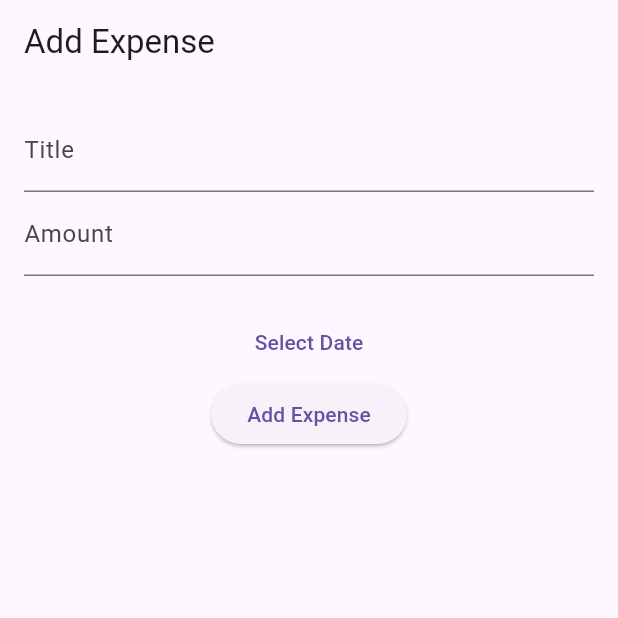
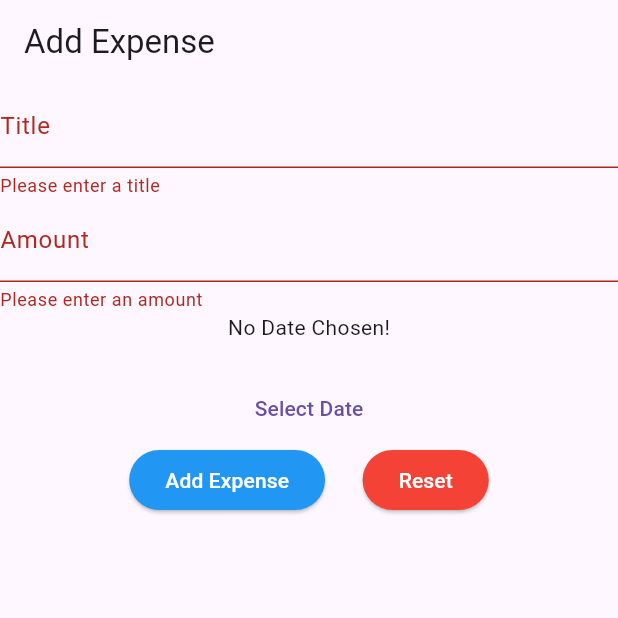
Before and after one commit to Natheesan30/dice, a Flutter app: the screen it shows after launch, after a tap on "Add Expense", on a phone screen of 412 x 824 dp, the top half of it. Run offline on Flutter 3.47's test engine with Material 3 defaults, Android fonts, the phone set to English and light mode, and no system bars.

Commit message:
use the Elevated button and how to reset the form.

```diff
--- a/dice_application/lib/main.dart
+++ b/dice_application/lib/main.dart
@@ -9,7 +9,7 @@ class ExpenseApp extends StatelessWidget {
 
   @override
   Widget build(BuildContext context) {
-    return const MaterialApp(home:  AddExpenseForm());
+    return const MaterialApp(home: AddExpenseForm());
   }
 }
 
@@ -19,12 +19,17 @@ class ExpenseHome extends StatelessWidget {
   @override
   Widget build(BuildContext context) {
     return Scaffold(
-      appBar: AppBar(title: const Text('Expense Tracker'),),
-      body: const Column(children: [
-                  ExpenseCard(title: "Groceries", date: "Dec 22, 2025", amount: 250.0),
+        appBar: AppBar(
+          title: const Text('Expense Tracker'),
+        ),
+        body: const Column(
+          children: [
+            ExpenseCard(
+                title: "Groceries", date: "Dec 22, 2025", amount: 250.0),
             ExpenseCard(title: "Rent", date: "Dec 1, 2025", amount: 1200.0),
-                  ExpenseCard(title: "Utilities", date: "Dec 15, 2025", amount: 150.0)],)
-    );
+            ExpenseCard(title: "Utilities", date: "Dec 15, 2025", amount: 150.0)
+          ],
+        ));
   }
 }
 
@@ -45,24 +50,41 @@ class ExpenseCard extends StatelessWidget {
     return Card(
         margin: EdgeInsets.all(20),
         elevation: 5,
-      child: Padding(padding: EdgeInsets.all(10), child: Row(
+        child: Padding(
+          padding: EdgeInsets.all(10),
+          child: Row(
             mainAxisAlignment: MainAxisAlignment.spaceAround,
             crossAxisAlignment: CrossAxisAlignment.start,
             children: [
               Column(
                 mainAxisSize: MainAxisSize.min,
-              children: [Text(title, style: TextStyle(fontSize: 18, fontWeight: FontWeight.bold)),
-                        SizedBox(height: 5,),
-                         Text(date, style: TextStyle(fontSize: 16, color: Colors.grey[600]))],),
+                children: [
+                  Text(title,
+                      style:
+                          TextStyle(fontSize: 18, fontWeight: FontWeight.bold)),
+                  SizedBox(
+                    height: 5,
+                  ),
+                  Text(date,
+                      style: TextStyle(fontSize: 16, color: Colors.grey[600]))
+                ],
+              ),
               Container(
-              child: Text("\$${amount.toStringAsFixed(2)}", style: TextStyle(fontSize: 16, fontWeight: FontWeight.bold, color: Colors.green.shade400),),
-              decoration: BoxDecoration(border: Border.all(color: Colors.blue.shade400), borderRadius: BorderRadius.circular(5)),
+                child: Text(
+                  "\$${amount.toStringAsFixed(2)}",
+                  style: TextStyle(
+                      fontSize: 16,
+                      fontWeight: FontWeight.bold,
+                      color: Colors.green.shade400),
+                ),
+                decoration: BoxDecoration(
+                    border: Border.all(color: Colors.blue.shade400),
+                    borderRadius: BorderRadius.circular(5)),
                 padding: EdgeInsets.symmetric(vertical: 8, horizontal: 15),
               ),
             ],
           ),
-    )
-         );
+        ));
   }
 }
 
@@ -73,54 +95,105 @@ class AddExpenseForm extends StatefulWidget {
   State<AddExpenseForm> createState() => _AddExpenseFormState();
 }
 
-class _AddExpenseFormState extends State<AddExpenseForm> { // This is the state class
+class _AddExpenseFormState extends State<AddExpenseForm> {
+  // This is the state class
 
   final _titleController = TextEditingController();
   final _amountController = TextEditingController();
   DateTime? _selectedDate;
 
+  final _formKey = GlobalKey<FormState>();
+
   void showDate() async {
     final pickedDate = await showDatePicker(
-      context: context,           // This context already define in the state class
-      initialDate: DateTime.now(),
+      context: context, // This context already define in the state class
+      initialDate: _selectedDate == null ? DateTime.now() : _selectedDate!,
       firstDate: DateTime(2024),
       lastDate: DateTime.now(),
     );
-    if(pickedDate != null) {
+    if (pickedDate != null) {
+      setState(() {
         _selectedDate = pickedDate;
+      });
     }
   }
 
-  void submitForm(){
+  void submitForm() {
+    if (!_formKey.currentState!.validate() || _selectedDate == null) {
+      return;
+    }
     final title = _titleController.text;
     final amount = double.tryParse(_amountController.text);
 
     print("Title: $title, Amount: $amount, Date: $_selectedDate");
   }
 
+  void resetForm(){
+    _titleController.clear();
+    _amountController.clear();
+    setState(() {
+      _selectedDate = null;
+    });
+  }
+
   @override
   Widget build(BuildContext context) {
     return Scaffold(
       appBar: AppBar(title: const Text('Add Expense')),
-      body: Padding(
-        padding: const EdgeInsets.all(16.0),
+      body: Form(
+        key: _formKey,
         child: Column(
           children: [
             TextFormField(
               controller: _titleController,
               decoration: const InputDecoration(labelText: 'Title'),
+              validator: (value) => value == null || value.isEmpty
+                  ? 'Please enter a title'
+                  : null,
             ),
             TextFormField(
               controller: _amountController,
               decoration: const InputDecoration(labelText: 'Amount'),
               keyboardType: TextInputType.number,
+              validator: (value) {
+                if (value == null || value.isEmpty) {
+                  return 'Please enter an amount';
+                }
+                final amount = double.tryParse(value);
+                if (amount == null || amount <= 0) {
+                  return 'Please enter a valid amount';
+                }
+                return null;
+              },
             ),
+            Text(_selectedDate == null
+                ? "No Date Chosen!"
+                : "Picked Date: ${_selectedDate!.toLocal().toString().split(' ')[0]}"),
             const SizedBox(height: 20),
             TextButton(
-              onPressed: showDate,  // Connect the function here
-              child: Text( "Select Date"),
+              onPressed: showDate, // Connect the function here
+              child: Text("Select Date"),
             ),
-            ElevatedButton(onPressed: () => submitForm(), child: Text("Add Expense"))
+            Row(
+              mainAxisAlignment: MainAxisAlignment.center,
+              children: [
+                ElevatedButton(
+                  onPressed: () => submitForm(),
+                  child: Text("Add Expense"),
+                  style: ElevatedButton.styleFrom(
+                      backgroundColor: Colors.blue.shade500,
+                      foregroundColor: Colors.white),
+                ),
+                SizedBox(width: 25),
+                ElevatedButton(
+                  onPressed: () => resetForm(),
+                  child: Text('Reset'),
+                  style: ElevatedButton.styleFrom(
+                      backgroundColor: Colors.red.shade500,
+                      foregroundColor: Colors.white),
+                ),
+              ],
+            )
           ],
         ),
       ),
```
Lines whose indentation alone changed are shown as unchanged.
